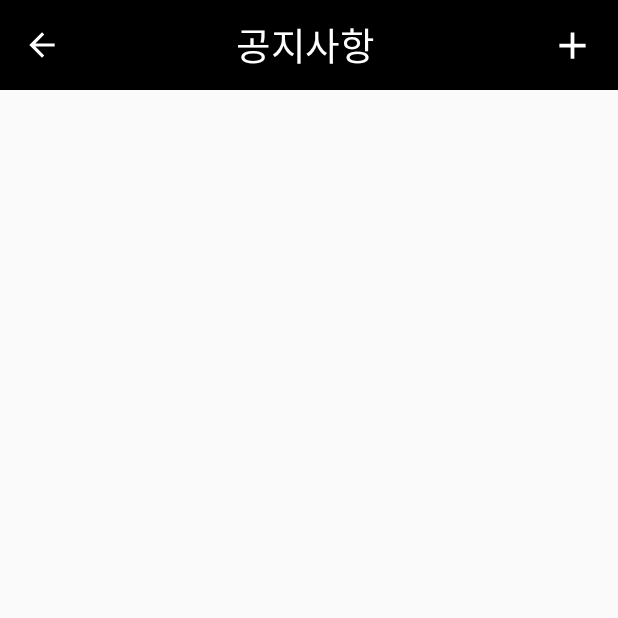
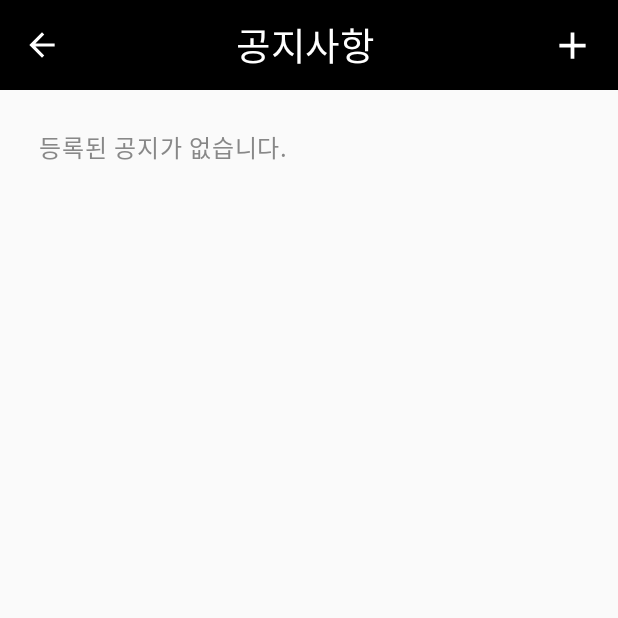
Before and after one commit to gaa333/CV2Project, an Android app built with Jetpack Compose: the AnnouncementScreen screen opened through its navigation route, on a phone screen of 412 x 824 dp, the top half of it. Run offline under Robolectric (Android 15) with nearby library versions, the phone set to English and light mode, and no system bars; our stand-ins replace accompanist; libraries missing offline, so code that uses them is left out: androidx.camera.core, androidx.camera.lifecycle, androidx.camera.video, androidx.camera.view, com.google.accompanist.navigation and 1 more.

Commit message:
공지사항 수정

```diff
--- a/app/src/main/java/com/example/cv2project/AnnouncementScreen.kt
+++ b/app/src/main/java/com/example/cv2project/AnnouncementScreen.kt
@@ -42,12 +42,13 @@ import java.util.Locale
  */
 @Composable
 fun AnnouncementScreen(navController: NavController) {
-    // Activity Context
-    val context = LocalContext.current as Activity
+    // Context
+    val context = LocalContext.current
 
     // SharedPreferences를 이용한 공지사항 로드
     val announcementPrefs = remember { AnnouncementPreferences(context) }
     var announcements by remember { mutableStateOf(announcementPrefs.loadAnnouncements()) }
+    val filteredAnnouncements = announcements.filter { it.title.isNotBlank() || it.content.isNotBlank() || it.date.isNotBlank() }
 
     // 다른 화면에서 돌아올 때마다 목록을 새로 고침하고 싶다면
     LaunchedEffect(Unit) { announcements = announcementPrefs.loadAnnouncements() }
@@ -108,7 +109,15 @@ fun AnnouncementScreen(navController: NavController) {
                 .verticalScroll(rememberScrollState())
                 .padding(bottom = 20.dp)
         ) {
-            announcements.forEach { announcement ->
+            if (filteredAnnouncements.isEmpty()) {
+                Text(
+                    text = "등록된 공지가 없습니다.",
+                    fontSize = 16.sp,
+                    color = Color.Gray,
+                    modifier = Modifier.padding(16.dp)
+                )
+            } else {
+                filteredAnnouncements.forEach { announcement ->
                     Card(
                         modifier = Modifier
                             .fillMaxWidth()
@@ -141,8 +150,13 @@ fun AnnouncementScreen(navController: NavController) {
             }
         }
     }
+}
+
 @Composable
-fun AddAnnouncementScreen(navController: NavController, announcementPrefs: AnnouncementPreferences) {
+fun AddAnnouncementScreen(
+    navController: NavController,
+    announcementPrefs: AnnouncementPreferences
+) {
     var title by remember { mutableStateOf("") }
     var content by remember { mutableStateOf("") }
     val currentDate by remember {
--- a/app/src/main/java/com/example/cv2project/preferences/AnnouncementPreferences.kt
+++ b/app/src/main/java/com/example/cv2project/preferences/AnnouncementPreferences.kt
@@ -6,9 +6,9 @@ import com.google.gson.Gson
 import com.google.gson.reflect.TypeToken
 
 data class Announcement(
-    val title: String,
-    val content: String,
-    val date: String
+    val title: String = "",
+    val content: String = "",
+    val date: String = ""
 )
 class AnnouncementPreferences(context: Context) {
     private val prefs: SharedPreferences = context.getSharedPreferences("announcements_prefs", Context.MODE_PRIVATE)
```
Lines whose indentation alone changed are shown as unchanged.
